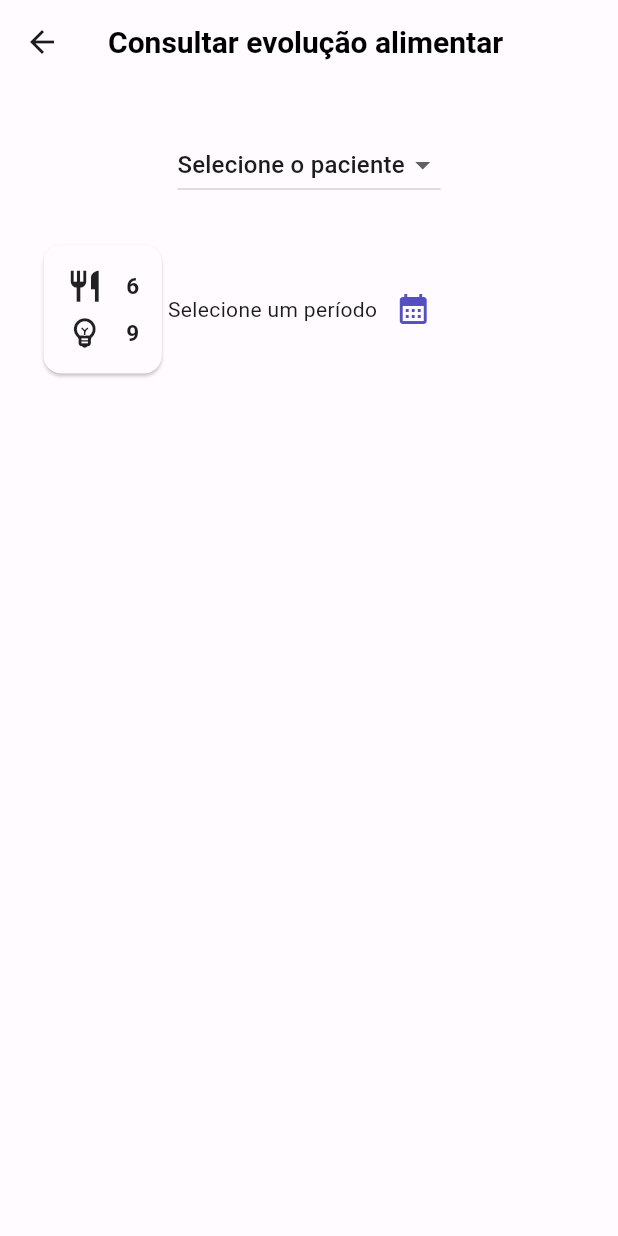
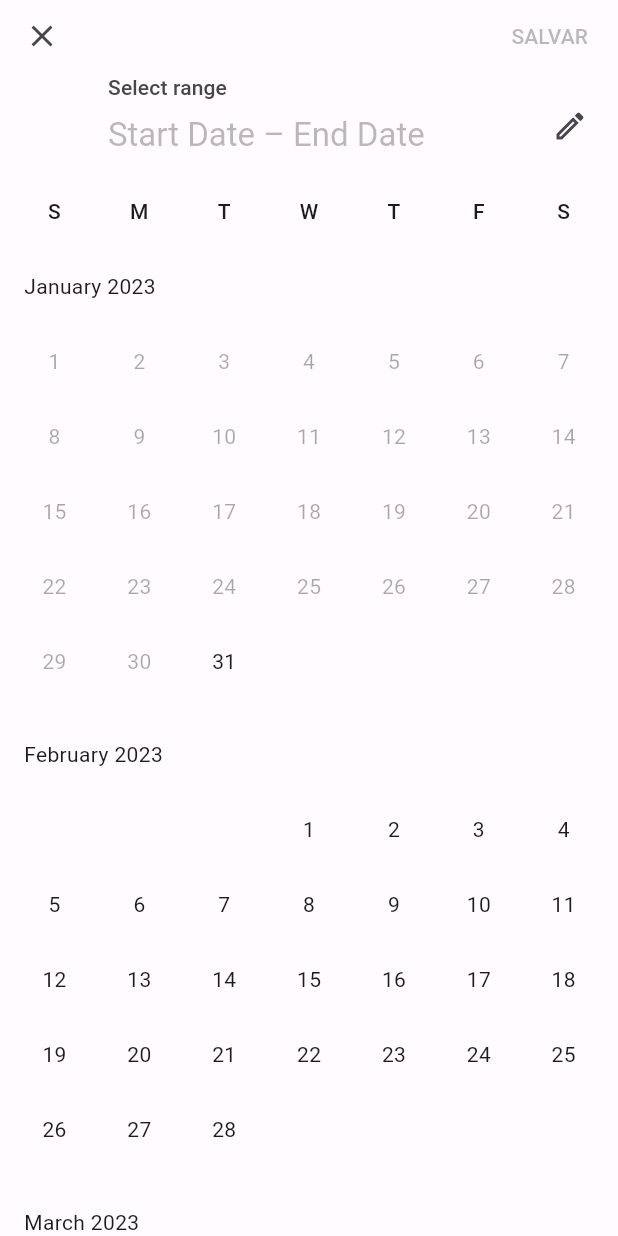
Before and after one commit to thallysfs/comer_bem, a Flutter app: the ConsultRecordsScreen screen opened by its route, after a tap on the "calendar month" icon, on a phone screen of 412 x 824 dp. Run offline on Flutter 3.47's test engine with Material 3 defaults, Android fonts, the phone set to English and light mode, and no system bars; drawn by our look-alikes of fl_chart; our stand-ins replace cloud_firestore, firebase_auth, firebase_core, flutter_svg; accounts and stored records are empty.

Commit message:
feat: implementation bar graph

```diff
--- /dev/null
+++ b/lib/models/bar_char_sample_data.dart
@@ -0,0 +1,13 @@
+import 'package:flutter/material.dart';
+
+class BarChartSampleData {
+  final String label;
+  final List<double> values;
+  final List<Color> colors;
+
+  BarChartSampleData({
+    required this.label,
+    required this.values,
+    required this.colors,
+  });
+}
--- a/lib/screens/consult_records_screen.dart
+++ b/lib/screens/consult_records_screen.dart
@@ -1,3 +1,4 @@
+import 'package:comer_bem/widgets/bar_graph/my_bar_graph.dart';
 import 'package:comer_bem/widgets/dropdown_children.dart';
 import 'package:comer_bem/widgets/record_simple_card.dart';
 import 'package:flutter/material.dart';
@@ -11,8 +12,11 @@ class ConsultRecordsScreen extends StatefulWidget {
 
 class _ConsultRecordsScreenState extends State<ConsultRecordsScreen> {
   String? _selectedChild;
+  late DateTimeRange? _range;
+  Widget grafico = Container();
   var _isLoading = false;
-  late DateTimeRange _range;
+  // TODO alimentar com os dados dos meses
+  List<double> amountMonthFood = [5, 3, 4, 8, 12, 1, 7, 6, 8, 11, 4, 2];
 
   @override
   void initState() {
@@ -21,6 +25,22 @@ class _ConsultRecordsScreenState extends State<ConsultRecordsScreen> {
       start: DateTime.now(),
       end: DateTime(2024, 12, 31),
     );
+  }
+
+  void _presentDatePicker() {
+    final now = DateTime.now();
+    final firstDate = DateTime(now.year - 1, now.month, now.day);
+    showDateRangePicker(
+            context: context,
+            firstDate: firstDate,
+            lastDate: now,
+            saveText: "SALVAR")
+        .then((value) {
+      setState(() {
+        _range = value;
+        print(_range);
+      });
+    });
   }
 
   void _genereteRecord() {
@@ -65,27 +85,68 @@ class _ConsultRecordsScreenState extends State<ConsultRecordsScreen> {
                 });
               },
             ),
-            const SizedBox(height: 25),
+            const SizedBox(
+              height: 25,
+            ),
             Row(
+              mainAxisAlignment: MainAxisAlignment.spaceBetween,
+              crossAxisAlignment: CrossAxisAlignment.center,
               children: [
                 const RecordSimpleCard(foodNumber: '6', skillNumber: '9'),
-                Expanded(
-                  child: Row(
-                    children: [
-                      const Text('Selecione um período'),
-                      IconButton(
-                          onPressed: () {},
-                          icon: Icon(
-                            Icons.calendar_month,
-                            color: Theme.of(context).colorScheme.primary,
-                          )),
-                    ],
-                  ),
+                Row(
+                  children: [
+                    const Text(
+                      'Selecione uma data',
+                      style: TextStyle(fontWeight: FontWeight.bold),
+                    ),
+                    // calendar
+                    IconButton(
+                        onPressed: _presentDatePicker,
+                        icon: Icon(
+                          Icons.calendar_month,
+                          color: Theme.of(context).colorScheme.primary,
+                        )),
+                  ],
                 )
               ],
             ),
-            //TODO Gráfico que gera dados a partir do calendário
-            //TODO CardRecordWithDetails
+            const SizedBox(height: 25),
+            const Text(
+              'Alimentos',
+              style: TextStyle(fontWeight: FontWeight.bold, fontSize: 14),
+            ),
+            const SizedBox(
+              height: 35,
+            ),
+            // Gráfico comida
+            Center(
+              child: SizedBox(
+                height: 200,
+                child: MyBarGraph(
+                  monthSummary: amountMonthFood,
+                  colorBar: Theme.of(context).colorScheme.error,
+                ),
+              ),
+            ),
+            //Gráfico habilidades
+            Divider(),
+            const SizedBox(height: 25),
+            const Text(
+              'Habilidades',
+              style: TextStyle(fontWeight: FontWeight.bold, fontSize: 14),
+            ),
+            const SizedBox(
+              height: 35,
+            ),
+            Center(
+              child: SizedBox(
+                height: 200,
+                child: MyBarGraph(
+                    monthSummary: amountMonthFood,
+                    colorBar: Colors.green.shade100),
+              ),
+            ),
+            //TODO CardRecordWithDetails a partir do calendário
             // TODO botões
           ]),
         ));
--- /dev/null
+++ b/lib/widgets/bar_graph/bar_data.dart
@@ -0,0 +1,63 @@
+import 'package:comer_bem/widgets/bar_graph/individual_bar.dart';
+
+class BarData {
+  final double janAmount;
+  final double fevAmount;
+  final double marAmount;
+  final double abrAmount;
+  final double maiAmount;
+  final double junAmount;
+  final double julAmount;
+  final double agoAmount;
+  final double setAmount;
+  final double outAmount;
+  final double novAmount;
+  final double dezAmount;
+
+  BarData({
+    required this.janAmount,
+    required this.fevAmount,
+    required this.marAmount,
+    required this.abrAmount,
+    required this.maiAmount,
+    required this.junAmount,
+    required this.julAmount,
+    required this.agoAmount,
+    required this.setAmount,
+    required this.outAmount,
+    required this.novAmount,
+    required this.dezAmount,
+  });
+
+  List<IndividualBar> barData = [];
+
+  //iitial bar data
+  void initializeBarData() {
+    barData = [
+      // jan
+      IndividualBar(x: 1, y: janAmount),
+      // fev
+      IndividualBar(x: 2, y: fevAmount),
+      // mar
+      IndividualBar(x: 3, y: marAmount),
+      // abr
+      IndividualBar(x: 4, y: abrAmount),
+      // mai
+      IndividualBar(x: 5, y: maiAmount),
+      // jun
+      IndividualBar(x: 6, y: junAmount),
+      // jul
+      IndividualBar(x: 7, y: julAmount),
+      // ago
+      IndividualBar(x: 8, y: agoAmount),
+      // set
+      IndividualBar(x: 9, y: setAmount),
+      // out
+      IndividualBar(x: 10, y: outAmount),
+      // nov
+      IndividualBar(x: 11, y: novAmount),
+      // dez
+      IndividualBar(x: 12, y: dezAmount),
+    ];
+  }
+}
--- /dev/null
+++ b/lib/widgets/bar_graph/individual_bar.dart
@@ -0,0 +1,6 @@
+class IndividualBar {
+  final int x; //position on x axis
+  final double y;
+
+  IndividualBar({required this.x, required this.y});
+}
--- /dev/null
+++ b/lib/widgets/bar_graph/my_bar_graph.dart
@@ -0,0 +1,111 @@
+import 'package:comer_bem/widgets/bar_graph/bar_data.dart';
+import 'package:fl_chart/fl_chart.dart';
+import 'package:flutter/material.dart';
+
+class MyBarGraph extends StatelessWidget {
+  final List monthSummary; // [janAmount, fevAmout, ... dezAmount]
+  final Color colorBar;
+  const MyBarGraph(
+      {super.key, required this.monthSummary, required this.colorBar});
+
+  @override
+  Widget build(BuildContext context) {
+    // inicialize bar data
+    BarData myBarData = BarData(
+      janAmount: monthSummary[0],
+      fevAmount: monthSummary[1],
+      marAmount: monthSummary[2],
+      abrAmount: monthSummary[3],
+      maiAmount: monthSummary[4],
+      junAmount: monthSummary[5],
+      julAmount: monthSummary[6],
+      agoAmount: monthSummary[7],
+      setAmount: monthSummary[8],
+      outAmount: monthSummary[9],
+      novAmount: monthSummary[10],
+      dezAmount: monthSummary[11],
+    );
+    myBarData.initializeBarData();
+
+    return BarChart(
+      BarChartData(
+        maxY: 30,
+        minY: 0,
+        gridData: FlGridData(show: true),
+        borderData: FlBorderData(show: false),
+        titlesData: FlTitlesData(
+          show: true,
+          topTitles: AxisTitles(sideTitles: SideTitles(showTitles: false)),
+          leftTitles: AxisTitles(sideTitles: SideTitles(showTitles: false)),
+          bottomTitles: AxisTitles(
+            sideTitles:
+                SideTitles(showTitles: true, getTitlesWidget: getBottomTitles),
+          ),
+        ),
+        barGroups: myBarData.barData
+            .map((data) => BarChartGroupData(x: data.x, barRods: [
+                  BarChartRodData(
+                    toY: data.y,
+                    color: colorBar,
+                    borderRadius: BorderRadius.circular(4),
+                    width: 12,
+                  ),
+                ]))
+            .toList(),
+      ),
+    );
+  }
+}
+
+Widget getBottomTitles(double value, TitleMeta meta) {
+  const style = TextStyle(
+    color: Colors.black,
+    fontWeight: FontWeight.bold,
+    fontSize: 11,
+  );
+
+  Widget text;
+  switch (value.toInt()) {
+    case 1:
+      text = const Text('Jan', style: style);
+      break;
+    case 2:
+      text = const Text('Fev', style: style);
+      break;
+    case 3:
+      text = const Text('Mar', style: style);
+      break;
+    case 4:
+      text = const Text('Abr', style: style);
+      break;
+    case 5:
+      text = const Text('Mai', style: style);
+      break;
+    case 6:
+      text = const Text('Jun', style: style);
+      break;
+    case 7:
+      text = const Text('Jul', style: style);
+      break;
+    case 8:
+      text = const Text('Ago', style: style);
+      break;
+    case 9:
+      text = const Text('Set', style: style);
+      break;
+    case 10:
+      text = const Text('Out', style: style);
+      break;
+    case 11:
+      text = const Text('Nov', style: style);
+      break;
+    case 12:
+      text = const Text('Dez', style: style);
+      break;
+    default:
+      text = const Text('', style: style);
+      break;
+  }
+
+  return SideTitleWidget(axisSide: meta.axisSide, child: text);
+}
--- a/pubspec.yaml
+++ b/pubspec.yaml
@@ -43,6 +43,7 @@ dependencies:
   intl: ^0.19.0
   provider: ^6.1.1
   uuid: ^4.2.2
+  fl_chart: ^0.60.0
 
 dev_dependencies:
   flutter_test:
```
Also changed, not shown: pubspec.lock.
